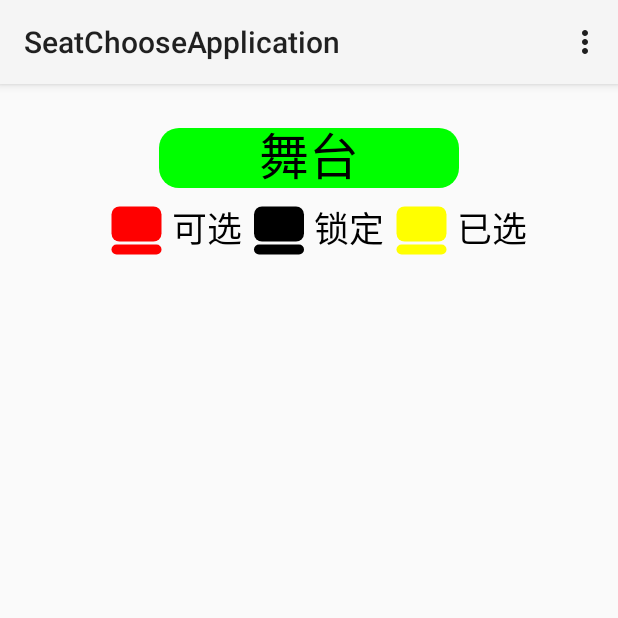
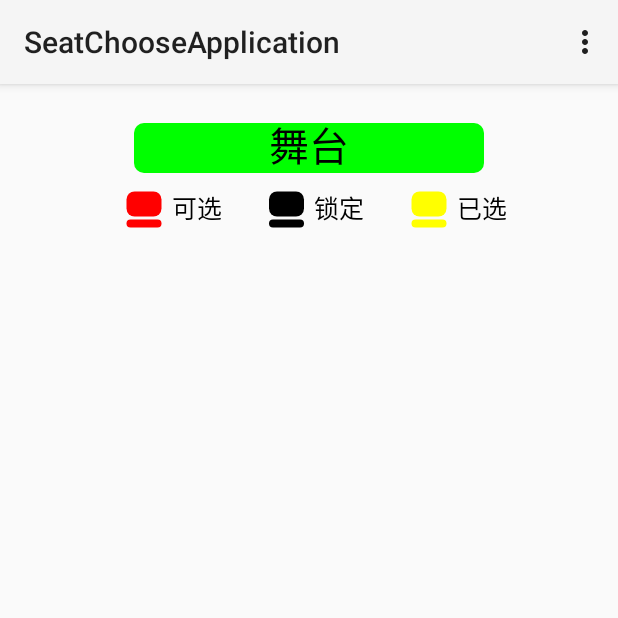
Before and after one commit to CrazyTaro/MyGit, an Android app: the screen it shows after launch (MainActivity), on a phone screen of 412 x 824 dp, the top half of it. Run offline under Robolectric (Android 15) with nearby library versions, the phone set to English and light mode, and no system bars.

Commit message:
修正部分默认值

```diff
--- a/SeatChooseApplication/app/src/main/java/com/example/xuhaolin/seatchoose/cutomview/SeatChooseView.java
+++ b/SeatChooseApplication/app/src/main/java/com/example/xuhaolin/seatchoose/cutomview/SeatChooseView.java
@@ -17,45 +17,53 @@ import android.view.View;
  */
 public class SeatChooseView extends View {
     /**
-     * 默认颜色值:黑
+     * 默认文字颜色值
      */
-    private static final int DEFAULT_COLOR = Color.BLACK;
+    private static final int DEFAULT_COLOR_TEXT = Color.BLACK;
     /**
-     * 默认文字大小:35
+     * 默认座位颜色值
      */
-    private static final float DEFAULT_TEXT_SIZE = 35f;
+    private static final int DEFAULT_COLOR_SEAT = Color.GRAY;
     /**
-     * 默认座位宽度:50
+     * 默认文字大小
      */
-    private static final float DEFAULT_SEAT_WIDTH = 50f;
+    private static final float DEFAULT_TEXT_SIZE = 25f;
     /**
-     * 默认主座位高度:35
+     * 默认座位宽度
      */
-    private static final float DEFAULT_SEAT_MAIN_HEIGHT = 35f;
+    private static final float DEFAULT_SEAT_WIDTH = 35f;
     /**
-     * 默认次座位高度:10
+     * 默认主座位高度
      */
-    private static final float DEFAULT_SEAT_MINOR_HEIGHT = 10f;
+    private static final float DEFAULT_SEAT_MAIN_HEIGHT = 25f;
     /**
-     * 默认主次座位间隔高度:3
+     * 默认次座位高度
+     */
+    private static final float DEFAULT_SEAT_MINOR_HEIGHT = 8f;
+    /**
+     * 默认主次座位间隔高度
      */
     private static final float DEFAULT_SEAT_HEIGHT_INTERVAL = 3f;
     /**
-     * 默认座位圆角度:8
+     * 默认座位圆角度
      */
     private static final float DEFAULT_SEAT_RADIUS = 8f;
     /**
-     * 默认舞台宽度:300
+     * 默认舞台宽度
      */
-    private static final float DEFAULT_STAGE_WIDTH = 300f;
+    private static final float DEFAULT_STAGE_WIDTH = 350f;
     /**
-     * 默认舞台高度:50
+     * 默认舞台高度
      */
-    private static final float DEFAULT_STAGE_HEIGHT = 60f;
+    private static final float DEFAULT_STAGE_HEIGHT = 50f;
     /**
-     * 默认舞台圆角度:20
+     * 默认舞台圆角度
      */
-    private static final float DEFAULT_STAGE_RADIUS = 20f;
+    private static final float DEFAULT_STAGE_RADIUS = 10f;
+    /**
+     * 默认舞台与顶端间距
+     */
+    private static final float DEFAULT_STAGE_MARGIN_TOP = 15f;
     /**
      * 默认整数值:-1
      */
@@ -86,7 +94,7 @@ public class SeatChooseView extends View {
 
     private float mStageWidth = DEFAULT_STAGE_WIDTH;
     private float mStageHeight = DEFAULT_STAGE_HEIGHT;
-    private float mStageMarginTop = 20f;
+    private float mStageMarginTop = DEFAULT_STAGE_MARGIN_TOP;
     private float mStageRadius = DEFAULT_STAGE_RADIUS;
     private float mBeginDrawHeight = 0f;
 
@@ -94,11 +102,12 @@ public class SeatChooseView extends View {
     private float mMainSeatHeight = DEFAULT_SEAT_MAIN_HEIGHT;
     private float mMinorSeatHeight = DEFAULT_SEAT_MINOR_HEIGHT;
     private float mSeatHeightInterval = DEFAULT_SEAT_HEIGHT_INTERVAL;
+    private float mSeatTotalHeight = mMainSeatHeight + mMinorSeatHeight + mSeatHeightInterval;
     private float mSeatRadius = DEFAULT_SEAT_RADIUS;
 
-    private int mStageColor = DEFAULT_COLOR;
-    private int mSeatColor = DEFAULT_COLOR;
-    private int mTextColor = DEFAULT_COLOR;
+    private int mStageColor = DEFAULT_COLOR_SEAT;
+    private int mSeatColor = DEFAULT_COLOR_SEAT;
+    private int mTextColor = DEFAULT_COLOR_TEXT;
     private float mTextSize = DEFAULT_TEXT_SIZE;
 
     public SeatChooseView(Context context) {
@@ -130,13 +139,13 @@ public class SeatChooseView extends View {
      */
     public void setSeatAndTextParams(int seatColor, int textColor, float textSize) {
         if (seatColor == DEFAULT_INT) {
-            mSeatColor = DEFAULT_COLOR;
+            mSeatColor = DEFAULT_COLOR_SEAT;
         } else {
             mSeatColor = seatColor;
         }
 
         if (textColor == DEFAULT_INT) {
-            mTextColor = DEFAULT_COLOR;
+            mTextColor = DEFAULT_COLOR_TEXT;
         } else {
             mTextColor = textColor;
         }
@@ -170,13 +179,13 @@ public class SeatChooseView extends View {
         }
 
         if (stageMarginTop == DEFAULT_FLOAT) {
-            mStageMarginTop = 20f;
+            mStageMarginTop = DEFAULT_STAGE_MARGIN_TOP;
         } else {
             mStageMarginTop = stageMarginTop;
         }
 
         if (stageColor == DEFAULT_INT) {
-            mStageColor = DEFAULT_COLOR;
+            mStageColor = DEFAULT_COLOR_SEAT;
         } else {
             mStageColor = stageColor;
         }
@@ -223,10 +232,12 @@ public class SeatChooseView extends View {
         }
 
         if (seatColor == DEFAULT_INT) {
-            mSeatColor = DEFAULT_COLOR;
+            mSeatColor = DEFAULT_COLOR_SEAT;
         } else {
             mSeatColor = seatColor;
         }
+
+        mSeatTotalHeight = mMainSeatHeight + mMinorSeatHeight + mSeatHeightInterval;
     }
 
     /**
@@ -405,7 +416,19 @@ public class SeatChooseView extends View {
     }
 
     private void drawSellSeats(int[][] seatMap, float drawPositionX, float drawPositionY) {
+        if (seatMap == null) {
+            return;
+        }
+        int columnLength = seatMap[0].length;
+        int rowLength = seatMap.length;
+        int middleColumnNum = 0;
 
+        if ((columnLength & 0x1) == 0) {
+            //偶数列
+
+        } else {
+            //奇数列
+        }
     }
 
     @Override
@@ -420,16 +443,15 @@ public class SeatChooseView extends View {
         float drawX = 0f;
         float drawY = 0f;
 
+        this.setStageParams(DEFAULT_FLOAT, DEFAULT_FLOAT, DEFAULT_FLOAT, Color.GREEN);
         drawX = viewCenterX;
         drawY = mStageMarginTop + mStageHeight / 2;
-        this.setStageParams(DEFAULT_FLOAT, DEFAULT_FLOAT, DEFAULT_FLOAT, Color.GREEN);
         drawStage(canvas, mPaint, drawX, drawY, "舞台");
+        mBeginDrawHeight = mStageMarginTop + mStageHeight;
 
-        mBeginDrawHeight = mStageMarginTop + mStageHeight + 20;
-
-        drawY = mBeginDrawHeight + (mMainSeatHeight + mMinorSeatHeight) / 2;
+        drawY = mBeginDrawHeight + (mMainSeatHeight + mMinorSeatHeight) / 2 + 20;
         drawX = viewCenterX;
-        this.setSeatAndTextParams(DEFAULT_INT, DEFAULT_INT, DEFAULT_FLOAT);
+        this.setSeatAndTextParams(Color.BLACK, DEFAULT_INT, DEFAULT_FLOAT);
         drawSeatWithNearText(canvas, mPaint, drawX, drawY, "锁定", 10f, false);
 
         this.setSeatAndTextParams(Color.RED, DEFAULT_INT, DEFAULT_FLOAT);
@@ -439,5 +461,8 @@ public class SeatChooseView extends View {
         this.setSeatAndTextParams(Color.YELLOW, DEFAULT_INT, DEFAULT_FLOAT);
         drawX = viewCenterX + viewCenterX / 2;
         drawSeatWithNearText(canvas, mPaint, drawX, drawY, "已选", 10f, false);
+
+        mBeginDrawHeight = mBeginDrawHeight + 20 + mSeatTotalHeight;
+        this.setSeatAndTextParams(DEFAULT_INT, DEFAULT_INT, DEFAULT_FLOAT);
     }
 }
```
